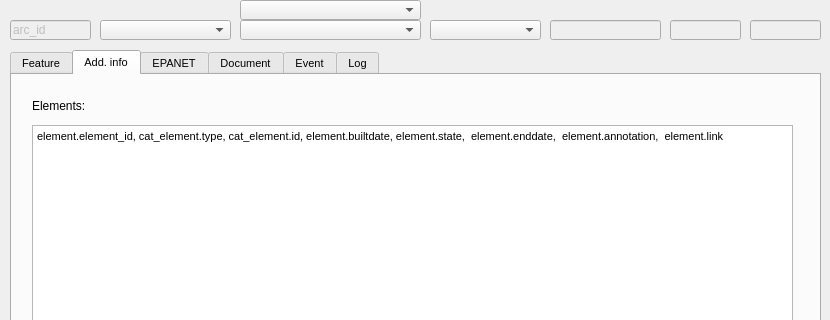
Qt form ui/ws_arc.ui (Giswater/giswater_qgis_plugin) before a commit; both pictures show x 0 to 830 and y 0 to 320 of the 830 by 612 pixel window.
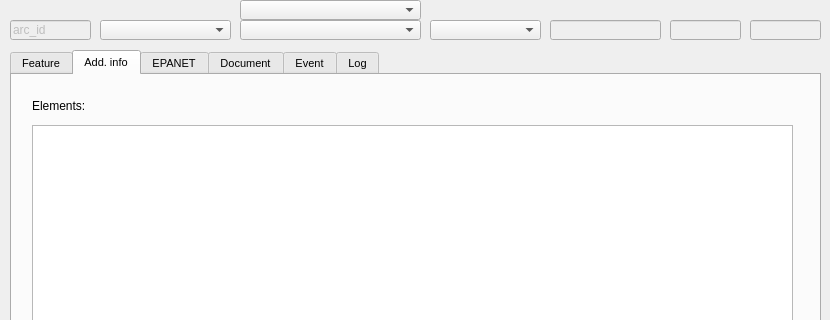
The same form after that commit. The open tabs and pages were chosen to show the change.

Commit message: #106 wip issues: NODE / SCADA - filter by date doesn't work CONNEC / HYDROMETER - filter by date doesn't work CONNEC - ComboBox connecat_id  / connecat_id_dummy  doesn't work ARC - ComboBox arccat_id  / arccat_id_dummy  doesn't work

Patch:
```diff
--- a/ui/ws_arc.ui
+++ b/ui/ws_arc.ui
@@ -1034,23 +1034,6 @@
     <attribute name="title">
      <string>Add. info</string>
     </attribute>
-    <widget class="QTextEdit" name="element">
-     <property name="geometry">
-      <rect>
-       <x>20</x>
-       <y>50</y>
-       <width>761</width>
-       <height>381</height>
-      </rect>
-     </property>
-     <property name="html">
-      <string>&lt;!DOCTYPE HTML PUBLIC &quot;-//W3C//DTD HTML 4.0//EN&quot; &quot;http://www.w3.org/TR/REC-html40/strict.dtd&quot;&gt;
-&lt;html&gt;&lt;head&gt;&lt;meta name=&quot;qrichtext&quot; content=&quot;1&quot; /&gt;&lt;style type=&quot;text/css&quot;&gt;
-p, li { white-space: pre-wrap; }
-&lt;/style&gt;&lt;/head&gt;&lt;body style=&quot; font-family:'MS Shell Dlg 2'; font-size:8pt; font-weight:400; font-style:normal;&quot;&gt;
-&lt;p style=&quot; margin-top:0px; margin-bottom:0px; margin-left:0px; margin-right:0px; -qt-block-indent:0; text-indent:0px;&quot;&gt;element.element_id, cat_element.type, cat_element.id, element.builtdate, element.state,  element.enddate,  element.annotation,  element.link&lt;/p&gt;&lt;/body&gt;&lt;/html&gt;</string>
-     </property>
-    </widget>
     <widget class="QLabel" name="label_elements">
      <property name="geometry">
       <rect>
@@ -1087,6 +1070,16 @@
       <number>3</number>
      </property>
     </widget>
+    <widget class="QTableView" name="tbl_info">
+     <property name="geometry">
+      <rect>
+       <x>20</x>
+       <y>50</y>
+       <width>761</width>
+       <height>381</height>
+      </rect>
+     </property>
+    </widget>
    </widget>
    <widget class="QWidget" name="page_analysis">
     <attribute name="title">
```
Left out of the diff: 2 changed lines with no effect on the pictures. The commit also changes 2 other files.
